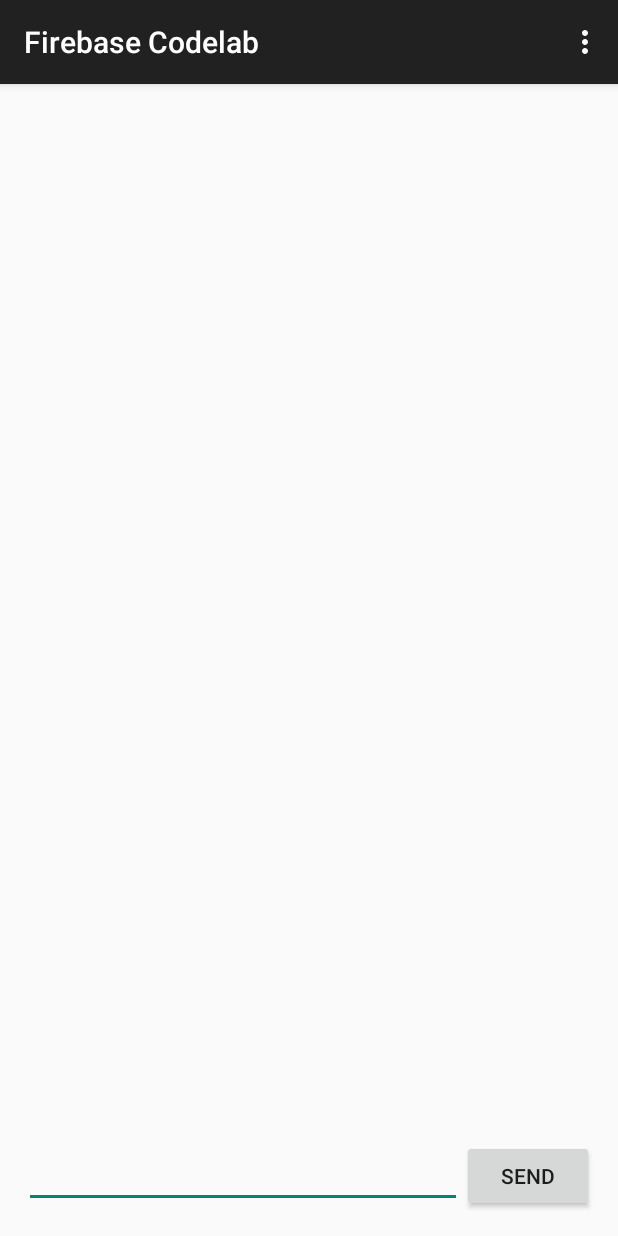
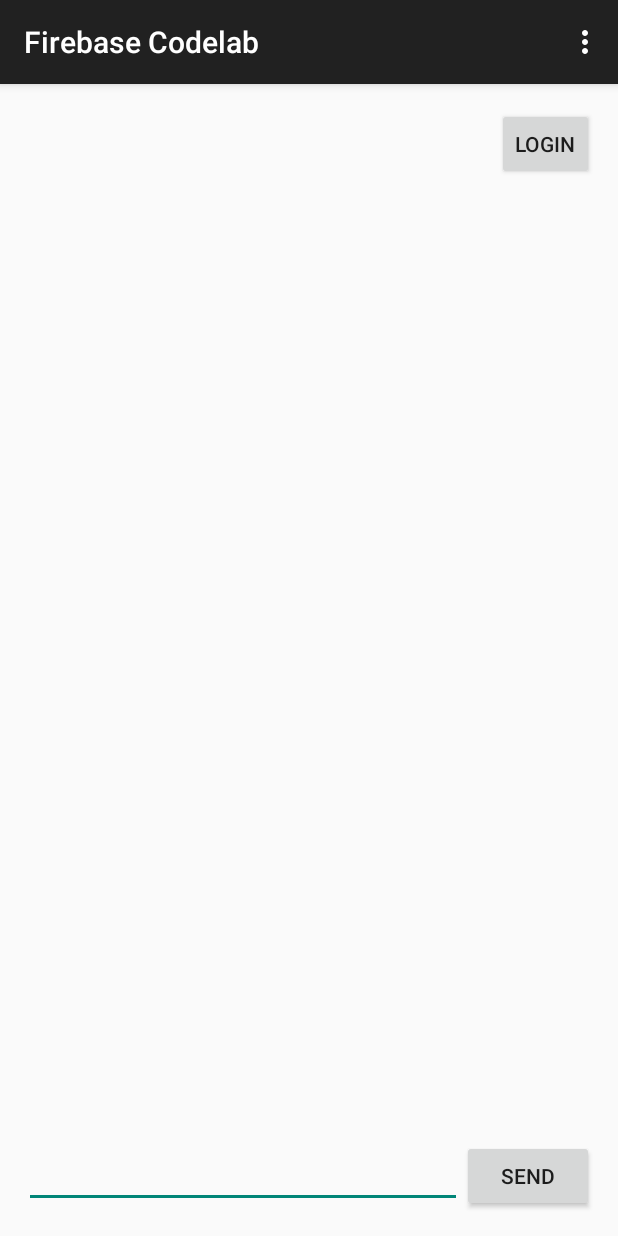
Before and after one commit to rohanraarora/Firebase-Codelab, an Android app: the screen it shows after launch (MainActivity), on a phone screen of 412 x 824 dp. Run offline under Robolectric (Android 15) with nearby library versions, the phone set to English and light mode, and no system bars; libraries missing offline, so code that uses them is left out: com.firebase.client; 4 statements that could not run were skipped.

Commit message:
Phase 4 completed

```diff
--- a/app/src/main/res/layout/activity_main.xml
+++ b/app/src/main/res/layout/activity_main.xml
@@ -31,5 +31,15 @@
         android:id="@+id/listView"
         android:layout_above="@id/footer"/>
 
+    <Button
+        style="?android:attr/buttonStyleSmall"
+        android:layout_width="wrap_content"
+        android:layout_height="wrap_content"
+        android:text="Login"
+        android:id="@+id/loginButton"
+        android:layout_alignParentTop="true"
+        android:layout_alignParentEnd="true"
+        android:onClick="onLoginButtonClicked"/>
+
 
 </RelativeLayout>
```
Also changed, not shown: app/src/main/java/com/gdgnd/firebasecodelab/MainActivity.java (+64 -1 lines), app/src/main/res/layout/signin_dialog.xml (added, +25 -0 lines).
